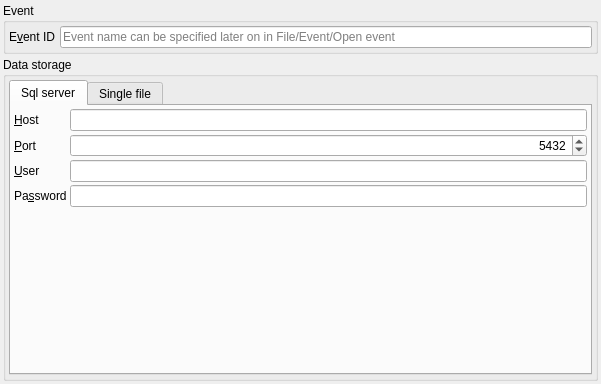
The window that quickevent/app/plugins/Event/src/connectdbdialogwidget.ui (Quick-Event/quickbox) describes before a commit, drawn with Qt 5.
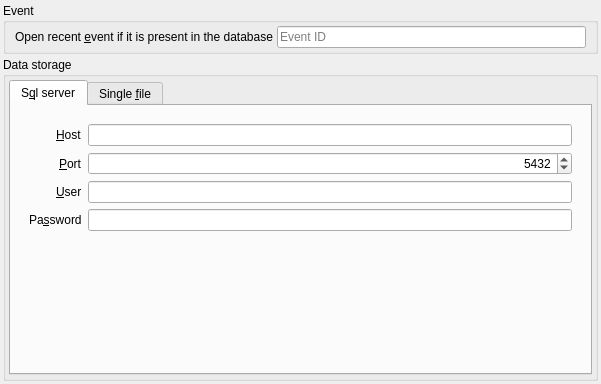
The same window after the commit. The open tabs and pages were chosen to show the change.

Commit message: beautify database connection dialog #501

What changed in the file:
```diff
--- a/quickevent/app/plugins/Event/src/connectdbdialogwidget.ui
+++ b/quickevent/app/plugins/Event/src/connectdbdialogwidget.ui
@@ -33,16 +33,16 @@
      </property>
      <layout class="QHBoxLayout" name="horizontalLayout">
       <property name="spacing">
-       <number>5</number>
+       <number>4</number>
       </property>
       <property name="leftMargin">
-       <number>3</number>
+       <number>9</number>
       </property>
       <property name="topMargin">
        <number>3</number>
       </property>
       <property name="rightMargin">
-       <number>3</number>
+       <number>9</number>
       </property>
       <property name="bottomMargin">
        <number>3</number>
@@ -50,7 +50,7 @@
       <item>
        <widget class="QLabel" name="label_5">
         <property name="text">
-         <string>E&amp;vent ID</string>
+         <string>Open recent &amp;event if it is present in the database</string>
         </property>
         <property name="buddy">
          <cstring>edEventName</cstring>
@@ -60,7 +60,7 @@
       <item>
        <widget class="QLineEdit" name="edEventName">
         <property name="placeholderText">
-         <string>Event name can be specified later on in File/Event/Open event</string>
+         <string>Event ID</string>
         </property>
         <property name="clearButtonEnabled">
          <bool>true</bool>
@@ -95,9 +95,30 @@
         </property>
         <widget class="QWidget" name="tab">
          <attribute name="title">
-          <string>Sql server</string>
+          <string>S&amp;ql server</string>
          </attribute>
          <layout class="QFormLayout" name="formLayout">
+          <property name="labelAlignment">
+           <set>Qt::AlignRight|Qt::AlignTrailing|Qt::AlignVCenter</set>
+          </property>
+          <property name="horizontalSpacing">
+           <number>6</number>
+          </property>
+          <property name="verticalSpacing">
+           <number>6</number>
+          </property>
+          <property name="leftMargin">
+           <number>18</number>
+          </property>
+          <property name="topMargin">
+           <number>18</number>
+          </property>
+          <property name="rightMargin">
+           <number>18</number>
+          </property>
+          <property name="bottomMargin">
+           <number>18</number>
+          </property>
           <item row="0" column="0">
            <widget class="QLabel" name="label">
             <property name="text">
@@ -182,7 +203,7 @@
         </widget>
         <widget class="QWidget" name="tabSingleFile">
          <attribute name="title">
-          <string>Single file</string>
+          <string>Single &amp;file</string>
          </attribute>
          <layout class="QVBoxLayout" name="verticalLayout_3">
           <item>
```
Left out of the diff: 67 changed lines with no effect on the pictures.
